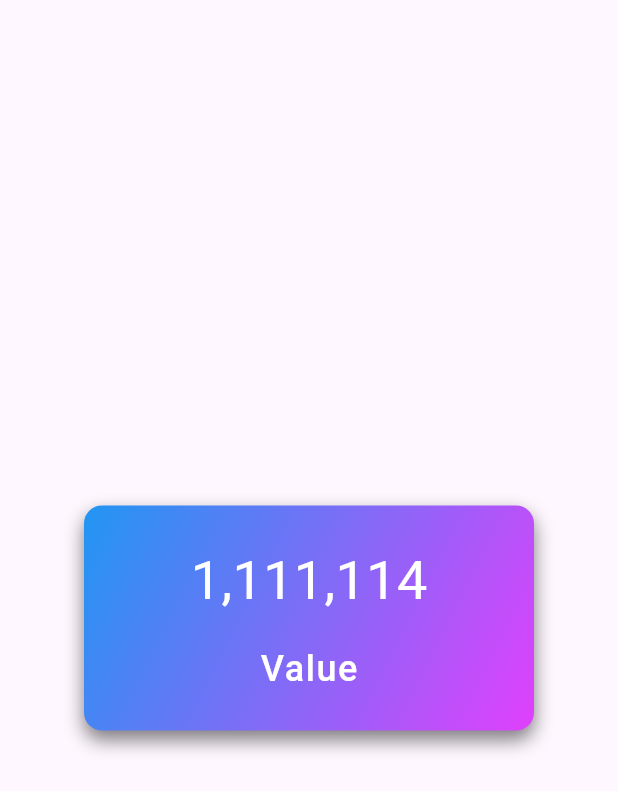
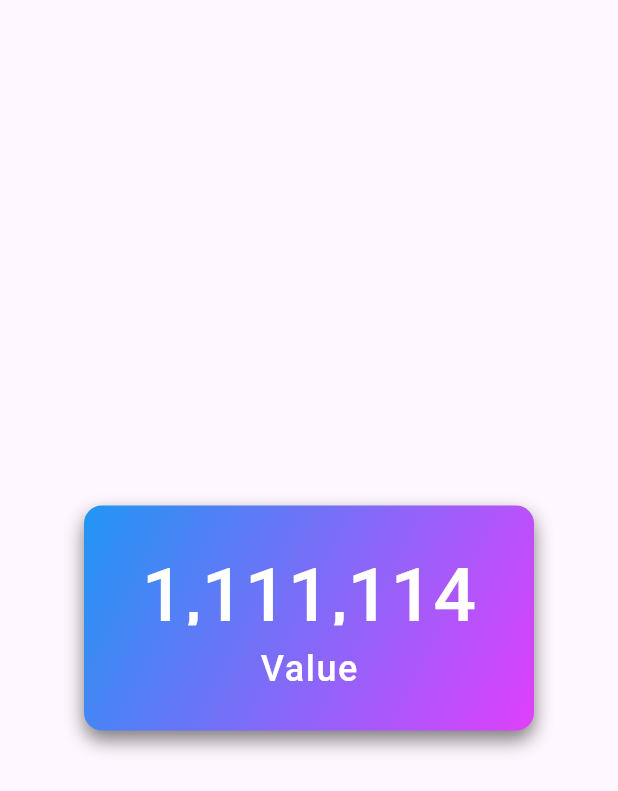
Before and after one commit to pratikshak835/animaedDigitOverViewCard, a Flutter app: the screen it shows after launch, on a phone screen of 412 x 824 dp. Shown: the top 791 px of the screen. Run offline on Flutter 3.47's test engine with Material 3 defaults, Android fonts, the phone set to English and light mode, and no system bars; drawn by our look-alikes of animated_flip_counter, countup.

Commit message:
change animated digit dependency change

```diff
--- a/lib/animated_digit.dart
+++ b/lib/animated_digit.dart
@@ -1,44 +1,44 @@
-import 'package:countup/countup.dart';
+import 'package:animated_flip_counter/animated_flip_counter.dart';
 import 'package:flutter/material.dart';
 
 class AnimatedNumber extends StatelessWidget {
   final int value;
   final double fontSize;
-  final double end;
-  final double begin;
+  /*final double end;
+  final double begin;*/
 
-  const AnimatedNumber(
-      {super.key,
-      required this.value,
-      required this.fontSize,
-      required this.end,
-      required this.begin});
+  const AnimatedNumber({
+    super.key,
+    required this.value,
+    required this.fontSize,
+    /* required this.end,
+      required this.begin*/
+  });
 
   @override
   Widget build(BuildContext context) {
-    return Countup(
+    return /*Countup(
       begin: begin,
       duration: const Duration(seconds: 2),
       separator: ',',
       style: const TextStyle(
-        color: Colors.white,
         fontSize: 36,
       ),
       end: end,
+    );*/
+        AnimatedFlipCounter(
+      key: const Key("ads"),
+      value: value,
+      textStyle: TextStyle(
+        color: Colors.white,
+        fontSize: fontSize,
+        fontWeight: FontWeight.w500,
+        overflow: TextOverflow.ellipsis,
+      ),
+      curve: Curves.easeOutCubic,
+      duration: const Duration(milliseconds: 400),
+      fractionDigits: 0,
+      thousandSeparator: ",",
     );
-    //   AnimatedFlipCounter(
-    //   key: const Key("ads"),
-    //   value: value,
-    //   textStyle: TextStyle(
-    //     color: Colors.white,
-    //     fontSize: fontSize,
-    //     fontWeight: FontWeight.w500,
-    //     overflow: TextOverflow.ellipsis,
-    //   ),
-    //   curve: Curves.easeOutCubic,
-    //   duration: const Duration(milliseconds: 400),
-    //   fractionDigits: 0,
-    //   thousandSeparator: ",",
-    // );
   }
 }
--- a/lib/over_view_card.dart
+++ b/lib/over_view_card.dart
@@ -155,10 +155,8 @@ class _OverviewCardState extends State<OverviewCard> {
           children: [
             Expanded(
               child: AnimatedNumber(
-                begin: double.parse(_currentValue.toString()),
                 value: int.parse(_currentValue.toString()),
                 fontSize: 50,
-                end: double.parse(_currentValue.toString()),
               ),
             ),
             SizedBox(
```
